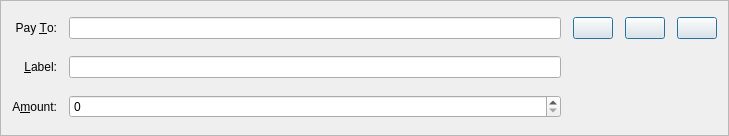
transcoder/CasinoCoin, file src/qt/forms/sendcoinsentry.ui: the form before one commit.
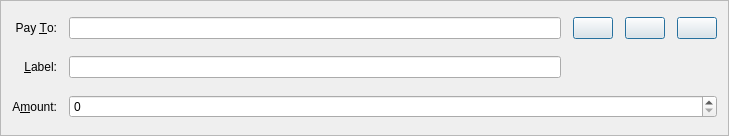
The form after the commit. Icons and pictures are not drawn. Custom widgets are drawn as their Qt base class.

Patch:
```diff
--- a/src/qt/forms/sendcoinsentry.ui
+++ b/src/qt/forms/sendcoinsentry.ui
@@ -49,9 +49,6 @@
      </property>
     </widget>
    </item>
-   <item row="5" column="1">
-    <widget class="BitcoinAmountField" name="payAmount"/>
-   </item>
    <item row="4" column="0">
     <widget class="QLabel" name="label_4">
      <property name="text">
@@ -177,6 +174,16 @@
      </item>
     </layout>
    </item>
+   <item row="5" column="1" colspan="2">
+    <widget class="BitcoinAmountField" name="payAmount">
+     <property name="sizePolicy">
+      <sizepolicy hsizetype="Preferred" vsizetype="Fixed">
+       <horstretch>0</horstretch>
+       <verstretch>0</verstretch>
+      </sizepolicy>
+     </property>
+    </widget>
+   </item>
   </layout>
  </widget>
  <customwidgets>
```
